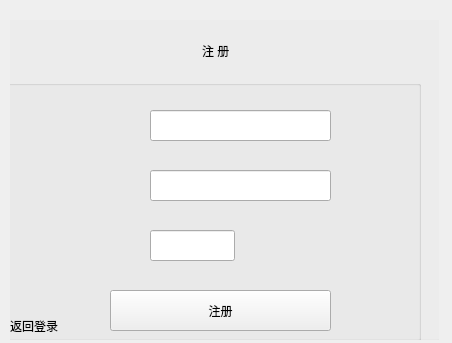
WangQuanLiu/WeCloud, file qdlglogin.ui: the form before one commit.
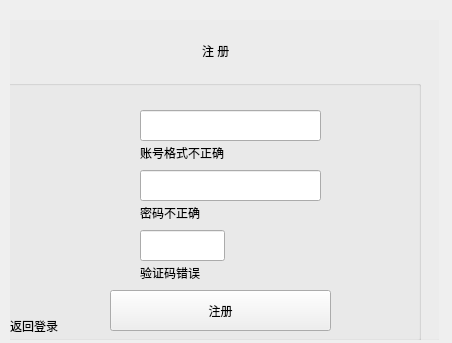
The form after the commit. The open tabs and pages were chosen to show the change. Custom widgets are drawn as their Qt base class.

```diff
--- a/qdlglogin.ui
+++ b/qdlglogin.ui
@@ -358,7 +358,7 @@
       <widget class="QLineEdit" name="page3LineEditAccount">
        <property name="geometry">
         <rect>
-         <x>150</x>
+         <x>140</x>
          <y>30</y>
          <width>181</width>
          <height>31</height>
@@ -383,7 +383,7 @@
       <widget class="QLineEdit" name="page3LineEditPassword">
        <property name="geometry">
         <rect>
-         <x>150</x>
+         <x>140</x>
          <y>90</y>
          <width>181</width>
          <height>31</height>
@@ -421,7 +421,7 @@
       <widget class="QLineEdit" name="page3LineEditVerification">
        <property name="geometry">
         <rect>
-         <x>150</x>
+         <x>140</x>
          <y>150</y>
          <width>85</width>
          <height>31</height>
@@ -446,7 +446,7 @@
       <widget class="QVerificationCode" name="label">
        <property name="geometry">
         <rect>
-         <x>240</x>
+         <x>230</x>
          <y>140</y>
          <width>151</width>
          <height>51</height>
@@ -482,6 +482,45 @@
         <string>返回登录</string>
        </property>
       </widget>
+      <widget class="QLabel" name="page3LabelAccountWarningDialog">
+       <property name="geometry">
+        <rect>
+         <x>140</x>
+         <y>65</y>
+         <width>101</width>
+         <height>16</height>
+        </rect>
+       </property>
+       <property name="text">
+        <string>账号格式不正确</string>
+       </property>
+      </widget>
+      <widget class="QLabel" name="page3LabelPasswordWarningDialog">
+       <property name="geometry">
+        <rect>
+         <x>140</x>
+         <y>125</y>
+         <width>101</width>
+         <height>16</height>
+        </rect>
+       </property>
+       <property name="text">
+        <string>密码不正确</string>
+       </property>
+      </widget>
+      <widget class="QLabel" name="page3LabelVerificationCodeWarningDialog">
+       <property name="geometry">
+        <rect>
+         <x>140</x>
+         <y>185</y>
+         <width>101</width>
+         <height>16</height>
+        </rect>
+       </property>
+       <property name="text">
+        <string>验证码错误</string>
+       </property>
+      </widget>
      </widget>
     </widget>
    </widget>
```
Left out of the diff: 30 changed lines with no effect on the pictures.
